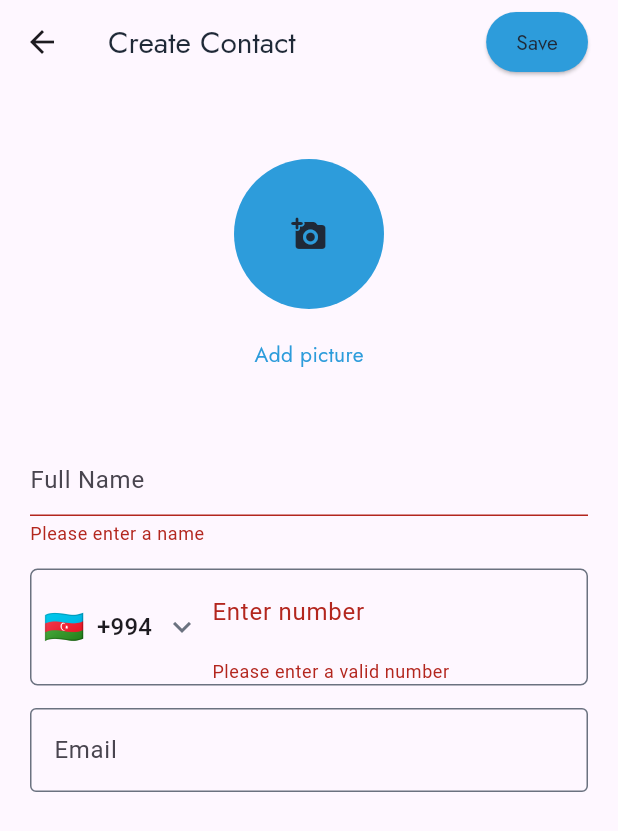
After one commit to fakhri01/contacts-app, a Flutter app: the AddEditContactScreen screen opened by its route, after a tap on "Save", on a phone screen of 412 x 824 dp. The commit adds this screen. Shown: the top 831 px of the screen. Run offline on Flutter 3.47's test engine with Material 3 defaults, Android fonts, the phone set to English and light mode, and no system bars; our stand-ins replace flutter_riverpod.

Commit message:
deleted edit_contact.dart file, changed route names, user will use 1 screen to edit and add new contact

```diff
--- a/lib/main.dart
+++ b/lib/main.dart
@@ -1,7 +1,6 @@
-import 'package:contacts/screens/add_new_contact.dart';
+import 'package:contacts/screens/add_edit_contact.dart';
 import 'package:contacts/screens/contact_details_screen.dart';
 import 'package:contacts/screens/contacts_screen.dart';
-import 'package:contacts/screens/edit_contact_screen.dart';
 import 'package:flutter/material.dart';
 import 'package:flutter_riverpod/flutter_riverpod.dart';
 
@@ -20,8 +19,7 @@ class MyApp extends StatelessWidget {
       routes: {
         '/': (context) => ContactsScreen(),
         '/contact_details_page': (context) => ContactDetailsScreen(),
-        '/edit_contact': (context) => EditContactScreen(),
-        '/add_new_contact': (context) => AddNewContactScreen(),
+        '/add_edit_contact': (context) => AddEditContactScreen(),
       },
       debugShowCheckedModeBanner: false,
     );
--- a/lib/models/contacts_model.dart
+++ b/lib/models/contacts_model.dart
@@ -2,7 +2,7 @@ class ContactsModel {
   final int id;
   final String? name;
   final String? email;
-  final int? number;
+  final String? number;
 
   ContactsModel({
     required this.id,
--- a/lib/providers/contacts_provider.dart
+++ b/lib/providers/contacts_provider.dart
@@ -6,96 +6,116 @@ final List<ContactsModel> contactsList = [
     id: 1,
     name: 'John Doe',
     email: 'john.doe@example.com',
-    number: 1234567890,
+    number: "1234567890",
   ),
   ContactsModel(
     id: 2,
     name: 'Jane Smith',
     email: 'jane.smith@example.com',
-    number: 9876543210,
+    number: "9876543210",
   ),
   ContactsModel(
     id: 3,
     name: 'Robert Johnson',
     email: 'robert.j@example.com',
-    number: 5551122334,
+    number: "5551122334",
   ),
   ContactsModel(
     id: 4,
     name: 'Emily White',
     email: 'emily.w@example.com',
-    number: 1239876543,
+    number: "1239876543",
   ),
   ContactsModel(
     id: 5,
     name: 'Michael Brown',
     email: 'michael.b@example.com',
-    number: 4443322110,
+    number: "4443322110",
   ),
   ContactsModel(
     id: 6,
     name: 'Sarah Davis',
     email: 'sarah.d@example.com',
-    number: 9988776655,
+    number: "9988776655",
   ),
   ContactsModel(
     id: 7,
     name: 'David Wilson',
     email: 'david.w@example.com',
-    number: 1122334455,
+    number: "1122334455",
   ),
   ContactsModel(
     id: 8,
     name: 'Jessica Miller',
     email: 'jessica.m@example.com',
-    number: 6677889900,
+    number: "6677889900",
   ),
   ContactsModel(
     id: 9,
     name: 'Chris Evans',
     email: 'chris.e@example.com',
-    number: 1234512345,
+    number: "1234512345",
   ),
   ContactsModel(
     id: 10,
     name: 'Laura Martinez',
     email: 'laura.m@example.com',
-    number: 9876598765,
+    number: "9876598765",
   ),
   ContactsModel(
     id: 11,
     name: 'Daniel Taylor',
     email: 'daniel.t@example.com',
-    number: 5556667778,
+    number: "5556667778",
   ),
   ContactsModel(
     id: 12,
     name: 'Olivia Anderson',
     email: 'olivia.a@example.com',
-    number: 1112223334,
+    number: "1112223334",
   ),
   ContactsModel(
     id: 13,
     name: 'James Thomas',
     email: 'james.t@example.com',
-    number: 4445556667,
+    number: "4445556667",
   ),
   ContactsModel(
     id: 14,
     name: 'Sophia Lee',
     email: 'sophia.l@example.com',
-    number: 9998887776,
+    number: "9998887776",
   ),
   ContactsModel(
     id: 15,
     name: 'Andrew Clark',
     email: 'andrew.c@example.com',
-    number: 7776665554,
+    number: "7776665554",
   ),
 ];
 
 class ContactsNotifier extends StateNotifier<List<ContactsModel>> {
   ContactsNotifier() : super(contactsList);
+
+  void addContact(ContactsModel newContact) {
+    final newId = state.isEmpty
+        ? 1
+        : state.reduce((curr, next) => curr.id > next.id ? curr : next).id + 1;
+    final contactWithId = ContactsModel(
+      id: newId,
+      name: newContact.name,
+      email: newContact.email,
+      number: newContact.number,
+    );
+    state = [...state, contactWithId];
+  }
+
+  void editContact(ContactsModel editContact) {
+    state = [
+      for (final contact in state)
+        if (contact.id == editContact.id) editContact else contact,
+    ];
+  }
 
   void deleteContact(int id) {
     state = state.where((element) => element.id != id).toList();
@@ -107,7 +127,7 @@ final contactsProvider =
       (ref) => ContactsNotifier(),
     );
 
-final contactFinderProvider = Provider.family<ContactsModel?, int>((
+final contactDetailFinderProvider = Provider.family<ContactsModel?, int>((
   ref,
   contactId,
 ) {
--- /dev/null
+++ b/lib/screens/add_edit_contact.dart
@@ -0,0 +1,137 @@
+import 'package:contacts/models/contacts_model.dart';
+import 'package:contacts/providers/contacts_provider.dart';
+import 'package:contacts/util/constants.dart';
+import 'package:contacts/widgets/form.dart';
+import 'package:flutter/material.dart';
+import 'package:flutter_riverpod/flutter_riverpod.dart';
+
+class AddEditContactScreen extends ConsumerStatefulWidget {
+  final int? contactId;
+  const AddEditContactScreen({super.key, this.contactId});
+
+  @override
+  ConsumerState<AddEditContactScreen> createState() =>
+      _AddNewContactScreenState();
+}
+
+class _AddNewContactScreenState extends ConsumerState<AddEditContactScreen> {
+  final _formKey = GlobalKey<FormState>();
+  ContactsModel? _editingContact;
+
+  String? _name;
+  String? _email;
+  String? _number;
+
+  @override
+  void didChangeDependencies() {
+    super.didChangeDependencies();
+    final contactId = ModalRoute.of(context)?.settings.arguments as int?;
+
+    if (contactId != null) {
+      _editingContact = ref.read(contactDetailFinderProvider(contactId));
+      if (_editingContact != null) {
+        _name = _editingContact!.name;
+        _email = _editingContact!.email;
+        _number = _editingContact!.number;
+      }
+    }
+  }
+
+  void _saveForm() {
+    if (_formKey.currentState!.validate()) {
+      _formKey.currentState!.save();
+      final notifier = ref.read(contactsProvider.notifier);
+      if (_editingContact != null) {
+        final updatedContact = ContactsModel(
+          id: _editingContact!.id,
+          name: _name ?? '',
+          email: _email ?? '',
+          number: _number ?? '',
+        );
+        notifier.editContact(updatedContact);
+      } else {
+        final newContact = ContactsModel(
+          id: 0,
+          name: _name ?? '',
+          email: _email ?? '',
+          number: _number ?? '',
+        );
+        notifier.addContact(newContact);
+      }
+      Navigator.of(context).pop();
+    }
+  }
+
+  void addPictureSnackbar() {
+    ScaffoldMessenger.of(context).showSnackBar(
+      SnackBar(content: Center(child: Text("Didn't learn that much yet:)"))),
+    );
+  }
+
+  @override
+  Widget build(BuildContext context) {
+    return Scaffold(
+      appBar: AppBar(
+        title: Text(
+          _editingContact != null ? 'Update contact' : 'Create Contact',
+          style: TextStyle(
+            color: textPrimary,
+            fontSize: 20,
+            fontFamily: fontFamily,
+          ),
+        ),
+        actions: [
+          ElevatedButton(
+            onPressed: _saveForm,
+            style: ElevatedButton.styleFrom(
+              backgroundColor: primaryColor,
+              padding: const EdgeInsets.symmetric(horizontal: 20, vertical: 10),
+            ),
+            child: Text(
+              "Save",
+              style: TextStyle(color: textPrimary, fontFamily: fontFamily),
+            ),
+          ),
+          SizedBox(width: 20),
+        ],
+      ),
+      body: Center(
+        child: Padding(
+          padding: const EdgeInsets.symmetric(horizontal: 20),
+          child: Column(
+            children: [
+              Container(
+                width: 100,
+                height: 100,
+                margin: EdgeInsets.only(top: 50, bottom: 20),
+                decoration: BoxDecoration(
+                  color: primaryColor,
+                  borderRadius: BorderRadius.circular(50),
+                ),
+                child: Icon(Icons.add_a_photo_rounded, color: textPrimary),
+              ),
+
+              GestureDetector(
+                onTap: () => addPictureSnackbar(),
+                child: Text(
+                  "Add picture",
+                  style: TextStyle(color: primaryColor, fontFamily: fontFamily),
+                ),
+              ),
+              SizedBox(height: 50),
+              AddEditForm(
+                formKey: _formKey,
+                initialName: _name,
+                initialEmail: _email,
+                initialNumber: _number,
+                onNameSaved: (value) => _name = value ?? '',
+                onEmailSaved: (value) => _email = value ?? '',
+                onNumberSaved: (value) => _number = value ?? '',
+              ),
+            ],
+          ),
+        ),
+      ),
+    );
+  }
+}
--- a/lib/screens/contact_details_screen.dart
+++ b/lib/screens/contact_details_screen.dart
@@ -11,7 +11,7 @@ class ContactDetailsScreen extends ConsumerWidget {
   @override
   Widget build(BuildContext context, WidgetRef ref) {
     final contactId = ModalRoute.of(context)!.settings.arguments as int;
-    final contact = ref.watch(contactFinderProvider(contactId));
+    final contact = ref.watch(contactDetailFinderProvider(contactId));
 
     if (contact == null) {
       return Scaffold(
--- a/lib/screens/contacts_screen.dart
+++ b/lib/screens/contacts_screen.dart
@@ -61,7 +61,7 @@ class _ContactsScreenState extends ConsumerState<ContactsScreen> {
         child: IconButton(
           color: textPrimary,
           icon: Icon(Icons.dialpad_outlined),
-          onPressed: () => Navigator.pushNamed(context, '/add_new_contact'),
+          onPressed: () => Navigator.pushNamed(context, '/add_edit_contact'),
         ),
       ),
     );
--- a/lib/widgets/contact_item.dart
+++ b/lib/widgets/contact_item.dart
@@ -6,7 +6,7 @@ class ContactItem extends StatelessWidget {
   final int id;
   final String? fullName;
   final String? mail;
-  final int? phone;
+  final String? phone;
 
   const ContactItem({
     super.key,
--- a/lib/widgets/create_new_contact.dart
+++ b/lib/widgets/create_new_contact.dart
@@ -7,7 +7,7 @@ class CreateNewContact extends StatelessWidget {
   @override
   Widget build(BuildContext context) {
     return GestureDetector(
-      onTap: () => Navigator.pushNamed(context, '/add_new_contact'),
+      onTap: () => Navigator.pushNamed(context, '/add_edit_contact'),
       child: Row(
         mainAxisAlignment: MainAxisAlignment.center,
         children: [
--- a/lib/widgets/custom_popup_menu_button.dart
+++ b/lib/widgets/custom_popup_menu_button.dart
@@ -17,7 +17,7 @@ class CustomPopupMenuButton extends ConsumerWidget {
   ) {
     switch (action) {
       case MenuAction.edit:
-        Navigator.pushNamed(context, '/edit_contact');
+        Navigator.pushNamed(context, '/add_edit_contact', arguments: id);
         break;
       case MenuAction.delete:
         showDialog(
--- a/lib/widgets/form.dart
+++ b/lib/widgets/form.dart
@@ -2,38 +2,61 @@ import 'package:contacts/util/constants.dart';
 import 'package:contacts/widgets/phone_number_input.dart';
 import 'package:flutter/material.dart';
 
-class AddEditForm extends StatefulWidget {
-  const AddEditForm({super.key});
+class AddEditForm extends StatelessWidget {
+  final GlobalKey<FormState> formKey;
 
-  @override
-  State<AddEditForm> createState() => _AddEditFormState();
-}
+  final String? initialName;
+  final String? initialEmail;
+  final String? initialNumber;
 
-class _AddEditFormState extends State<AddEditForm> {
-  final formKey = GlobalKey<FormState>();
-  final fullNameController = TextEditingController();
-  final emailController = TextEditingController();
+  final ValueChanged<String?> onNameSaved;
+  final ValueChanged<String?> onEmailSaved;
+  final ValueChanged<String?> onNumberSaved;
+
+  const AddEditForm({
+    super.key,
+    this.initialName,
+    this.initialEmail,
+    this.initialNumber,
+    required this.onNameSaved,
+    required this.onEmailSaved,
+    required this.onNumberSaved,
+    required this.formKey,
+  });
 
   @override
   Widget build(BuildContext context) {
     return Form(
+      key: formKey,
       child: Column(
         spacing: 15,
         children: [
           TextFormField(
-            controller: fullNameController,
+            initialValue: initialName,
+            validator: (value) {
+              if (value == null || value.isEmpty) {
+                return "Please enter a name";
+              }
+              return null;
+            },
             decoration: InputDecoration(
               enabledBorder: OutlineInputBorder(
                 borderSide: BorderSide(color: textSecondary, width: 1),
               ),
               hintText: "Full Name",
             ),
+            onSaved: onNameSaved,
           ),
-          PhoneNumberInput(),
+          PhoneNumberInput(number: initialNumber, onSave: onNumberSaved),
           TextFormField(
             keyboardType: TextInputType.emailAddress,
-            controller: fullNameController,
-
+            initialValue: initialEmail,
+            validator: (value) {
+              if (value != null && value.isNotEmpty && !value.contains('@')) {
+                return "Please enter a valid email";
+              }
+              return null;
+            },
             decoration: InputDecoration(
               enabledBorder: OutlineInputBorder(
                 borderSide: BorderSide(color: textSecondary, width: 1),
--- a/lib/widgets/phone_number_input.dart
+++ b/lib/widgets/phone_number_input.dart
@@ -3,7 +3,9 @@ import 'package:contacts/util/constants.dart';
 import 'package:flutter/material.dart';
 
 class PhoneNumberInput extends StatefulWidget {
-  const PhoneNumberInput({super.key});
+  final String? number;
+  final ValueChanged<String?> onSave;
+  const PhoneNumberInput({super.key, this.number, required this.onSave});
 
   @override
   State<PhoneNumberInput> createState() => _PhoneNumberInputState();
@@ -62,10 +64,18 @@ class _PhoneNumberInputState extends State<PhoneNumberInput> {
           Expanded(
             child: TextFormField(
               keyboardType: TextInputType.phone,
+              initialValue: widget.number,
+              validator: (value) {
+                if (value == null || value.isEmpty) {
+                  return "Please enter a valid number";
+                }
+                return null;
+              },
               decoration: InputDecoration(
                 labelText: 'Enter number',
                 border: InputBorder.none,
               ),
+              onSaved: widget.onSave,
             ),
           ),
         ],
```
Also changed, not shown: lib/screens/add_new_contact.dart (deleted, +0 -77 lines), lib/screens/edit_contact_screen.dart (deleted, +0 -15 lines), lib/widgets/alert_dialog.dart (+16 -2 lines).
